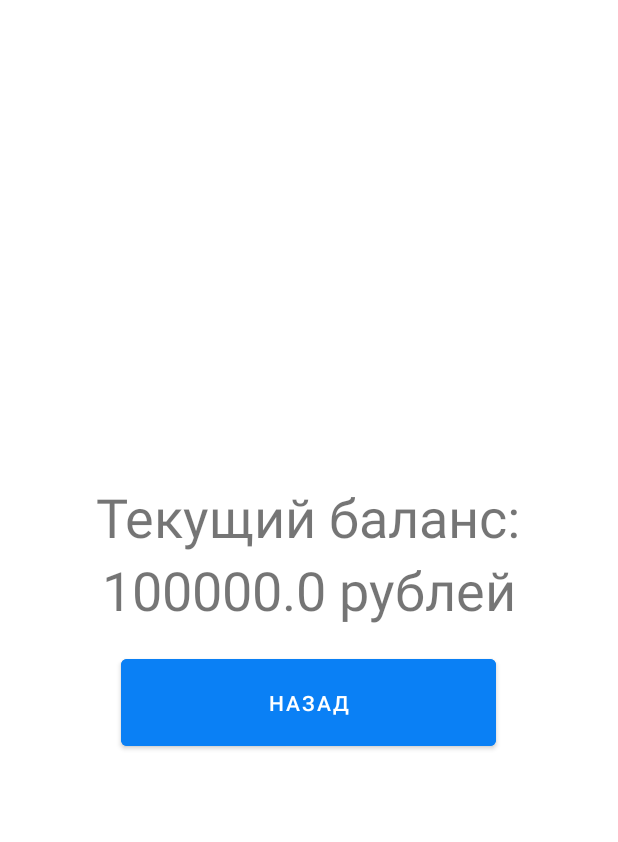
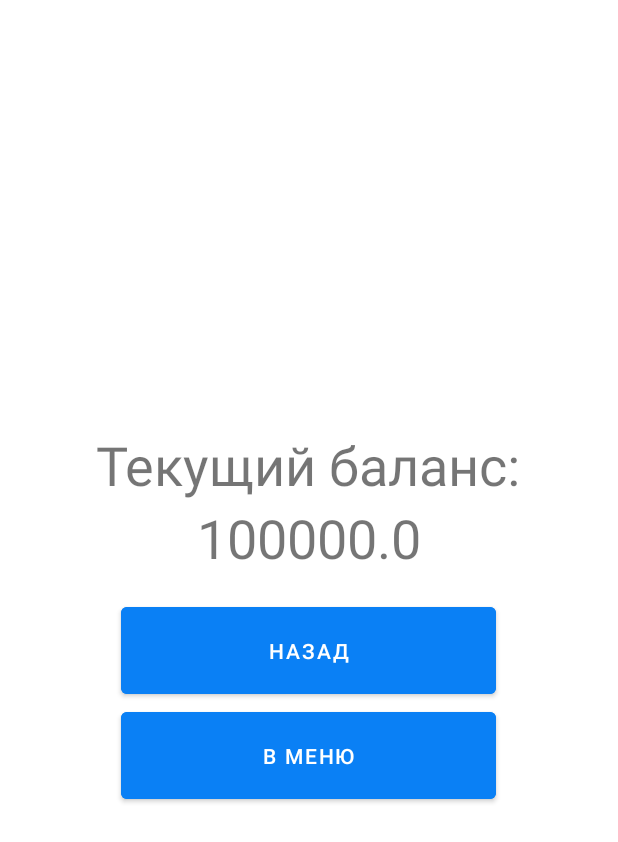
Before and after one commit to Borisov775/ATM, an Android app: the BalanceFragment screen opened through its navigation route, on a phone screen of 412 x 824 dp. Shown: the top 842 px of the screen. Run offline under Robolectric (Android 15) with nearby library versions, the phone set to English and light mode, and no system bars; 5 statements that could not run were skipped.

```diff
--- a/app/src/main/java/ru/asselinux/banknotestest/ui/BalanceFragment.kt
+++ b/app/src/main/java/ru/asselinux/banknotestest/ui/BalanceFragment.kt
@@ -3,16 +3,21 @@ package ru.asselinux.banknotestest.ui
 import android.os.Bundle
 import android.view.View
 import android.widget.Button
+import android.widget.TextView
 import androidx.fragment.app.Fragment
 import androidx.navigation.fragment.findNavController
 import ru.asselinux.banknotestest.R
+import ru.asselinux.banknotestest.data.Balance
 
 class BalanceFragment : Fragment(R.layout.fragment_balance) {
     override fun onViewCreated(view: View, savedInstanceState: Bundle?) {
         super.onViewCreated(view, savedInstanceState)
-
+        view.findViewById<TextView>(R.id.showBalance).text=Balance.BALANCE.toString()
         view.findViewById<Button>(R.id.btnBack).setOnClickListener {
             findNavController().popBackStack()
         }
+        view.findViewById<Button>(R.id.btnSendToMenu).setOnClickListener{
+            findNavController().navigate(R.id.startFragment)
+        }
     }
 }
--- a/app/src/main/java/ru/asselinux/banknotestest/ui/CheckCash.kt
+++ b/app/src/main/java/ru/asselinux/banknotestest/ui/CheckCash.kt
@@ -8,15 +8,17 @@ import androidx.fragment.app.Fragment
 import androidx.navigation.fragment.findNavController
 import androidx.navigation.fragment.navArgs
 import ru.asselinux.banknotestest.R
+import ru.asselinux.banknotestest.data.Balance
 import ru.asselinux.banknotestest.data.Balance.BALANCE
 import ru.asselinux.banknotestest.data.Balance.withdrawOperation
 
 class CheckCash: Fragment(R.layout.check_cash){
     private val args: CheckCashArgs by navArgs()
     override fun onViewCreated(view: View, savedInstanceState: Bundle?) {
+        Balance.withdrawOperation(args.currencyName,args.sum.toDouble())
         super.onViewCreated(view, savedInstanceState)
-        view.findViewById<TextView>(R.id.amount_in_cash).text=args.cash
-        view.findViewById<TextView>(R.id.typeX).text=args.cashType
+        view.findViewById<TextView>(R.id.amount_in_cash).text=args.cashType
+        view.findViewById<TextView>(R.id.typeX).text=args.cash
         view.findViewById<Button>(R.id.btnGetBalance_1).setOnClickListener {
             findNavController().navigate(R.id.balanceFragment)
         }
--- a/app/src/main/java/ru/asselinux/banknotestest/ui/DetailsFragment.kt
+++ b/app/src/main/java/ru/asselinux/banknotestest/ui/DetailsFragment.kt
@@ -9,6 +9,7 @@ import androidx.navigation.fragment.findNavController
 import androidx.navigation.fragment.navArgs
 import ru.asselinux.banknotestest.R
 import ru.asselinux.banknotestest.adapter.Transaction
+import ru.asselinux.banknotestest.data.Balance
 import ru.asselinux.banknotestest.data.Banknote
 import ru.asselinux.banknotestest.ui.dialog.ProgressDialog
 
@@ -17,6 +18,7 @@ class DetailsFragment : Fragment(R.layout.fragment_details),Transaction {
     var currencyCharacter:String=""
     override fun onViewCreated(view: View, savedInstanceState: Bundle?) {
         super.onViewCreated(view, savedInstanceState)
+        view.findViewById<TextView>(R.id.balanceScore).text=Balance.BALANCE.toString()
         val title: TextView = view.findViewById(R.id.title)
 
         val radioGroup:RadioGroup=view.findViewById(R.id.radioGroup_1)
@@ -40,7 +42,7 @@ class DetailsFragment : Fragment(R.layout.fragment_details),Transaction {
         view.findViewById<RadioButton>(R.id.radio_4).text = args.cash.optionFour.toString()
         view.findViewById<RadioButton>(R.id.radio_5).text = args.cash.optionFive.toString()
         view.findViewById<RadioButton>(R.id.radio_6).text = args.cash.optionSix.toString()
-        view.findViewById<TextView>(R.id.balance).text = args.cash.balance.toString()
+
 
 
 
--- a/app/src/main/res/layout/fragment_balance.xml
+++ b/app/src/main/res/layout/fragment_balance.xml
@@ -28,5 +28,12 @@
         android:layout_marginTop="16dp"
         android:backgroundTint="#0A80F5"
         android:text="@string/btn_back" />
+    <Button
+        android:id="@+id/btnSendToMenu"
+        android:layout_width="250dp"
+        android:layout_height="70dp"
+        android:backgroundTint="#0A80F5"
+        android:text="В Меню" />
+        />
 
 </LinearLayout>
--- a/app/src/main/res/layout/fragment_details.xml
+++ b/app/src/main/res/layout/fragment_details.xml
@@ -24,7 +24,7 @@
             app:layout_constraintTop_toTopOf="parent" />
 
         <TextView
-            android:id="@+id/balance"
+            android:id="@+id/balanceScore"
             android:layout_width="wrap_content"
             android:layout_height="wrap_content"
             android:layout_marginStart="8dp"
--- a/app/src/main/res/navigation/navigation.xml
+++ b/app/src/main/res/navigation/navigation.xml
@@ -45,7 +45,11 @@
         android:id="@+id/balanceFragment"
         android:name="ru.asselinux.banknotestest.ui.BalanceFragment"
         android:label="Get balance"
-        tools:layout="@layout/fragment_balance" />
+        tools:layout="@layout/fragment_balance" >
+        <action
+            android:id="@+id/action_balanceFragment_to_startFragment"
+            app:destination="@id/startFragment" />
+    </fragment>
 
     <fragment
         android:id="@+id/detailsFragment"
@@ -105,6 +109,12 @@
         <argument
             android:name="cashType"
             app:argType="string" />
+        <argument
+            android:name="sum"
+            app:argType="integer" />
+        <argument
+            android:name="currencyName"
+            app:argType="string" />
     </fragment>
 
 </navigation>
--- a/app/src/main/res/values/strings.xml
+++ b/app/src/main/res/values/strings.xml
@@ -17,7 +17,7 @@
     <string name="btn_back">Назад</string>
     <string name="dummy_button">Dummy Button</string>
     <string name="dummy_content">DUMMY\nCONTENT</string>
-    <string name="witdraw_optionsQ">Choose the type of note you want to withdraw a cash: </string>
+    <string name="witdraw_optionsQ">Выберите тип купюры, которую вам выдаст автомат: </string>
     <string name="check_cash_1">Операция успешна! </string>
     <string name="check_cash_2">Вы получили </string>
     <string name="cash_amount">50 €</string>
```
Also changed, not shown: app/src/main/java/ru/asselinux/banknotestest/data/Balance.kt (+8 -2 lines), app/src/main/java/ru/asselinux/banknotestest/ui/MyApplication.kt (added, +19 -0 lines), app/src/main/java/ru/asselinux/banknotestest/ui/WithdrawOptions.kt (+74 -18 lines), gradle/wrapper/gradle-wrapper.properties.
